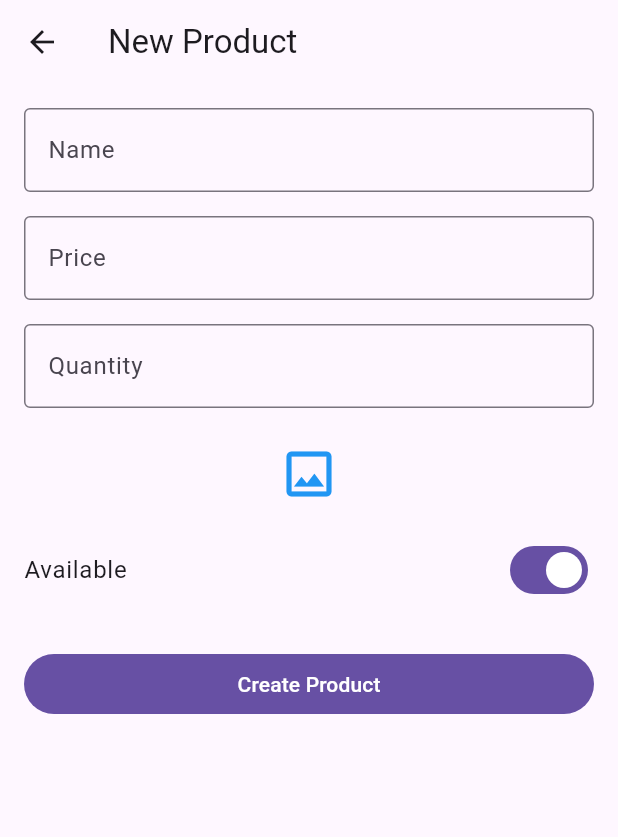
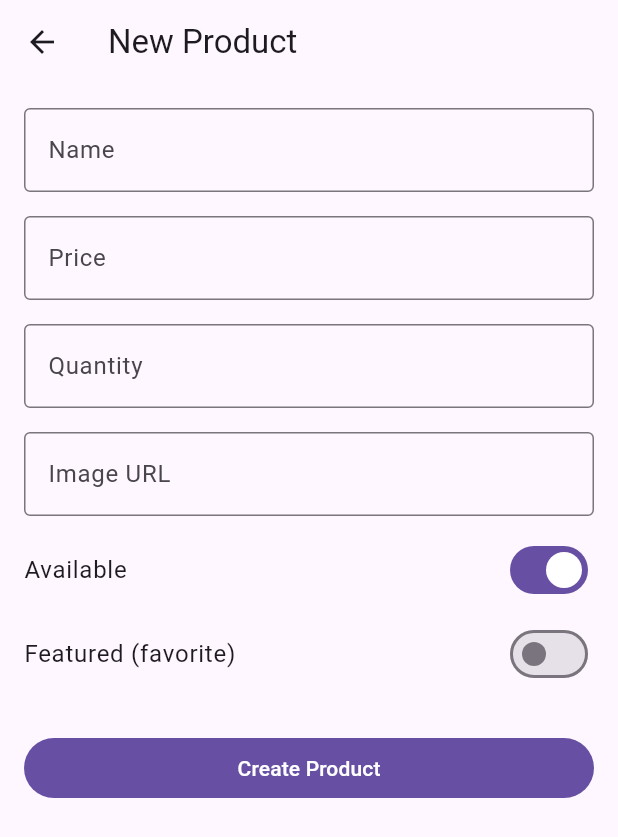
Before and after one commit to Pvasquezl/experience-app, a Flutter app: the ProductFormView screen opened directly, on a phone screen of 412 x 824 dp. Shown: the top 837 px of the screen. Run offline on Flutter 3.47's test engine with Material 3 defaults, Android fonts, the phone set to English and light mode, and no system bars; our stand-ins replace cloud_firestore, firebase_auth, firebase_core, firebase_messaging, flutter_local_notifications, flutter_riverpod and 3 more; accounts and stored records are empty.

Commit message:
modify admin product managment

```diff
--- a/lib/features/admin/products/data/models/product_model.dart
+++ b/lib/features/admin/products/data/models/product_model.dart
@@ -5,6 +5,7 @@ class ProductModel {
   final bool available;
   final int quantity;
   final String image;
+  final bool favorite;
 
   const ProductModel({
     required this.id,
@@ -13,6 +14,7 @@ class ProductModel {
     required this.available,
     required this.quantity,
     required this.image,
+    this.favorite = false,
   });
 
   factory ProductModel.fromJson(String id, Map<String, dynamic> json) {
@@ -23,6 +25,7 @@ class ProductModel {
       available: json['available'] as bool,
       quantity: (json['quantity'] as num).toInt(),
       image: json['image'] as String? ?? '',
+      favorite: json['favorite'] as bool? ?? false,
     );
   }
 
@@ -33,6 +36,7 @@ class ProductModel {
       'available': available,
       'quantity': quantity,
       'image': image,
+      'favorite': favorite,
     };
   }
 }
--- a/lib/features/admin/products/data/repositories/products_repository.dart
+++ b/lib/features/admin/products/data/repositories/products_repository.dart
@@ -7,7 +7,7 @@ class ProductsRepositoryImpl implements ProductsRepository {
   final ProductsDataSource _dataSource;
 
   ProductsRepositoryImpl({ProductsDataSource? dataSource})
-      : _dataSource = dataSource ?? ProductsDataSource();
+    : _dataSource = dataSource ?? ProductsDataSource();
 
   @override
   Future<List<ProductAdminEntity>> getProducts() async {
@@ -40,6 +40,7 @@ class ProductsRepositoryImpl implements ProductsRepository {
       available: model.available,
       quantity: model.quantity,
       image: model.image,
+      favorite: model.favorite,
     );
   }
 
@@ -51,6 +52,7 @@ class ProductsRepositoryImpl implements ProductsRepository {
       available: entity.available,
       quantity: entity.quantity,
       image: entity.image,
+      favorite: entity.favorite,
     );
   }
 }
--- a/lib/features/admin/products/domain/product_admin_entity.dart
+++ b/lib/features/admin/products/domain/product_admin_entity.dart
@@ -5,6 +5,7 @@ class ProductAdminEntity {
   final bool available;
   final int quantity;
   final String image;
+  final bool favorite;
 
   ProductAdminEntity({
     required this.id,
@@ -13,6 +14,7 @@ class ProductAdminEntity {
     required this.available,
     required this.quantity,
     required this.image,
+    this.favorite = false,
   });
 
   ProductAdminEntity copyWith({
@@ -22,6 +24,7 @@ class ProductAdminEntity {
     bool? available,
     int? quantity,
     String? image,
+    bool? favorite,
   }) {
     return ProductAdminEntity(
       id: id ?? this.id,
@@ -30,6 +33,7 @@ class ProductAdminEntity {
       available: available ?? this.available,
       quantity: quantity ?? this.quantity,
       image: image ?? this.image,
+      favorite: favorite ?? this.favorite,
     );
   }
 }
--- a/lib/features/admin/products/presentation/views/product_form_view.dart
+++ b/lib/features/admin/products/presentation/views/product_form_view.dart
@@ -21,6 +21,7 @@ class _ProductFormViewState extends ConsumerState<ProductFormView> {
   late final TextEditingController _quantityController;
   late final TextEditingController _imageController;
   late bool _available;
+  late bool _favorite;
 
   bool get _isEditing => widget.product != null;
 
@@ -38,6 +39,7 @@ class _ProductFormViewState extends ConsumerState<ProductFormView> {
     );
     _imageController = TextEditingController(text: widget.product?.image ?? '');
     _available = widget.product?.available ?? true;
+    _favorite = widget.product?.favorite ?? false;
   }
 
   @override
@@ -62,6 +64,7 @@ class _ProductFormViewState extends ConsumerState<ProductFormView> {
           available: _available,
           quantity: int.parse(_quantityController.text.trim()),
           image: _imageController.text.trim(),
+          favorite: _favorite,
         ),
       );
     } else {
@@ -74,6 +77,7 @@ class _ProductFormViewState extends ConsumerState<ProductFormView> {
           available: _available,
           quantity: int.parse(_quantityController.text.trim()),
           image: _imageController.text.trim(),
+          favorite: _favorite,
         ),
       );
     }
@@ -151,21 +155,28 @@ class _ProductFormViewState extends ConsumerState<ProductFormView> {
                 },
               ),
               const SizedBox(height: 16),
-              IconButton(
-                icon: const Icon(Icons.image_outlined),
-                iconSize: 40.0,
-                color: Colors.blue,
-                tooltip: 'Seleccionar imagen',
-                onPressed: () {
-                  // Lógica para seleccionar la imagen
-                  //seleccionarImagen();
-                },
+              TextFormField(
+                controller: _imageController,
+                keyboardType: TextInputType.url,
+                decoration: const InputDecoration(
+                  labelText: 'Image URL',
+                  border: OutlineInputBorder(),
+                ),
+                validator: (v) => (v == null || v.trim().isEmpty)
+                    ? 'Image URL is required'
+                    : null,
               ),
               const SizedBox(height: 8),
               SwitchListTile(
                 title: const Text('Available'),
                 value: _available,
                 onChanged: (v) => setState(() => _available = v),
+                contentPadding: EdgeInsets.zero,
+              ),
+              SwitchListTile(
+                title: const Text('Featured (favorite)'),
+                value: _favorite,
+                onChanged: (v) => setState(() => _favorite = v),
                 contentPadding: EdgeInsets.zero,
               ),
               const SizedBox(height: 24),
```
